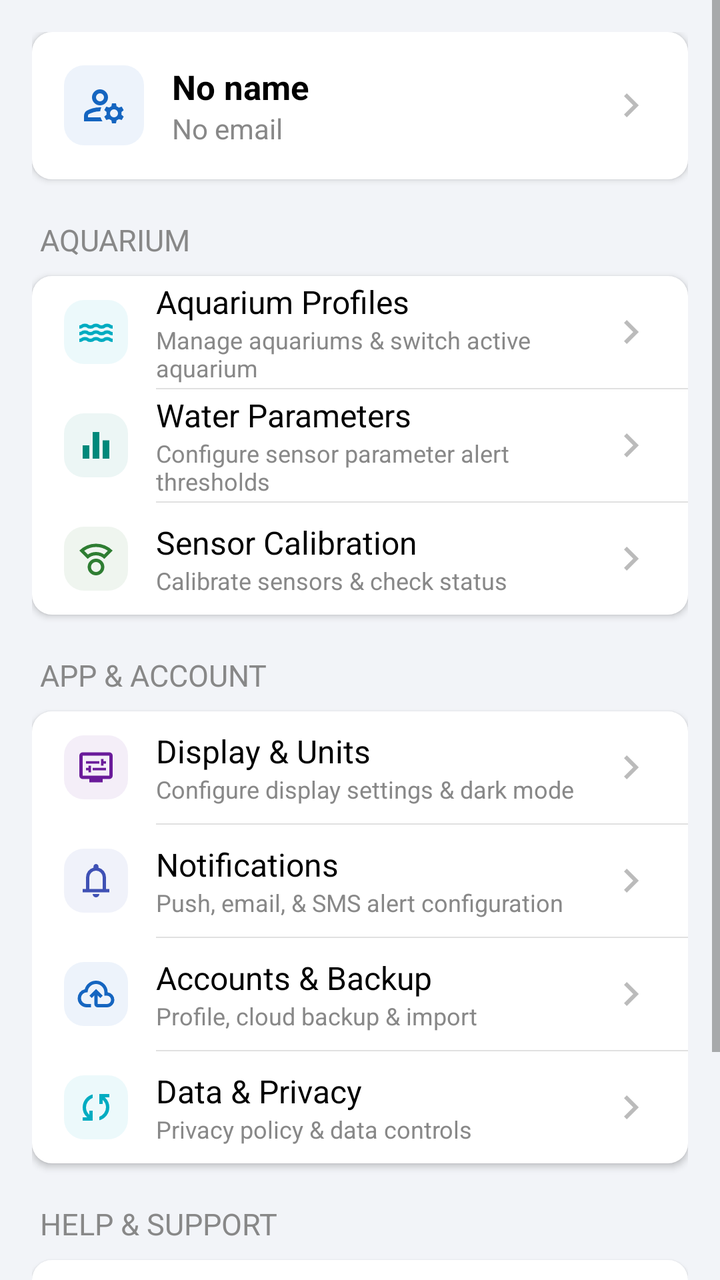
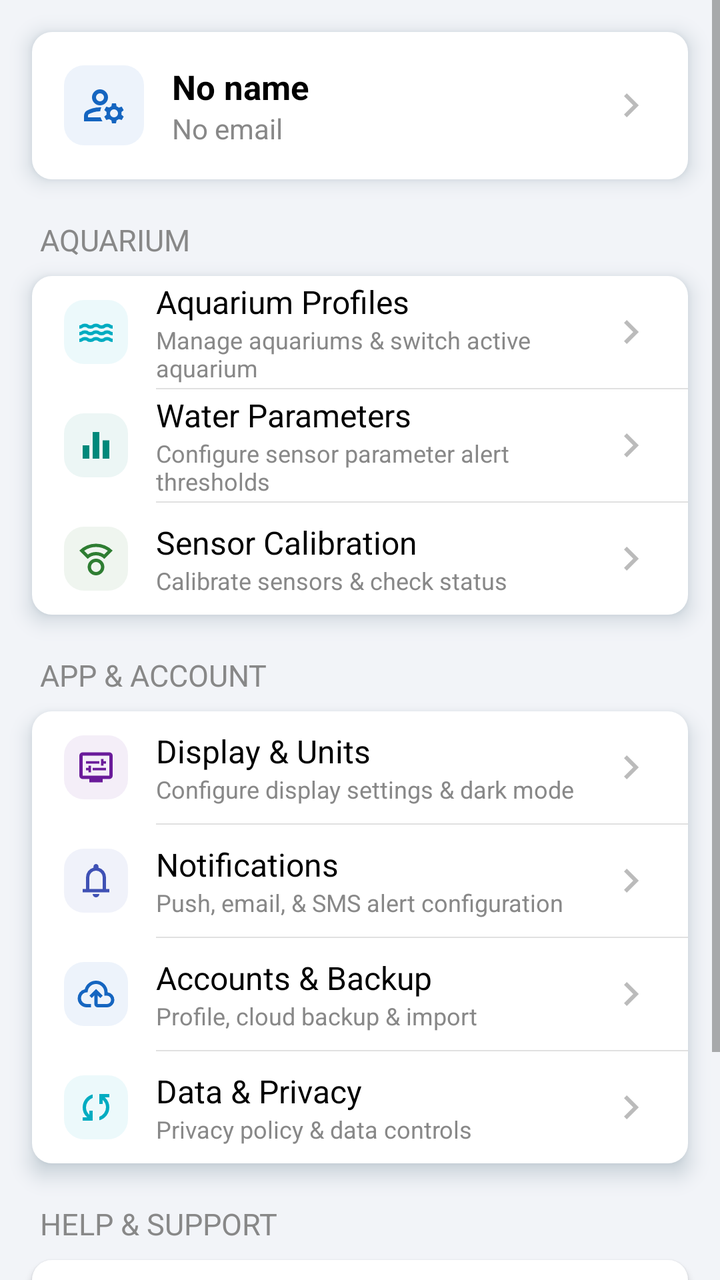

Screens rendered from an Android XML layout before and after an edit, with the pre-edit source and the edit as a unified diff.
<!-- AndroidManifest.xml: application theme Theme.AquaSense -->
<!-- res/layout/fragment_settings_hub.xml -->
<?xml version="1.0" encoding="utf-8"?>
<ScrollView xmlns:android="http://schemas.android.com/apk/res/android"
    xmlns:app="http://schemas.android.com/apk/res-auto"
    android:layout_width="match_parent"
    android:layout_height="match_parent"
    android:fillViewport="false">

    <LinearLayout
        android:layout_width="match_parent"
        android:layout_height="wrap_content"
        android:orientation="vertical"
        android:padding="16dp">

        
        <LinearLayout
            android:id="@+id/rowProfile"
            android:layout_width="match_parent"
            android:layout_height="wrap_content"
            android:layout_marginBottom="20dp"
            android:background="@drawable/bg_settings_card"
            android:clickable="true"
            android:elevation="2dp"
            android:focusable="true"
            android:foreground="?attr/selectableItemBackground"
            android:gravity="center_vertical"
            android:orientation="horizontal"
            android:padding="16dp">

            <ImageView
                android:layout_width="40dp"
                android:layout_height="40dp"
                android:layout_marginEnd="14dp"
                android:background="@drawable/bg_settings_icon"
                android:backgroundTint="@color/settings_icon_blue_bg"
                android:contentDescription="@null"
                android:importantForAccessibility="no"
                android:padding="8dp"
                android:src="@drawable/manage_accounts_24px"
                app:tint="@color/settings_icon_blue" />

            <LinearLayout
                android:layout_width="0dp"
                android:layout_height="wrap_content"
                android:layout_weight="1"
                android:orientation="vertical">

                <TextView
                    android:id="@+id/tvHubProfileName"
                    android:layout_width="wrap_content"
                    android:layout_height="wrap_content"
                    android:text="@string/profile_name_empty"
                    android:textColor="@color/text_primary"
                    android:textSize="17sp"
                    android:textStyle="bold" />

                <TextView
                    android:id="@+id/tvHubProfileEmail"
                    android:layout_width="wrap_content"
                    android:layout_height="wrap_content"
                    android:text="@string/profile_email_empty"
                    android:textColor="@color/text_secondary"
                    android:textSize="14sp" />

            </LinearLayout>

            <ImageView
                android:layout_width="24dp"
                android:layout_height="24dp"
                android:contentDescription="@null"
                android:importantForAccessibility="no"
                android:src="@drawable/ic_chevron_right"
                app:tint="@color/icon_gray" />

        </LinearLayout>

        
        <TextView
            android:layout_width="wrap_content"
            android:layout_height="wrap_content"
            android:layout_marginBottom="8dp"
            android:layout_marginStart="4dp"
            android:text="@string/section_aquarium"
            android:textAllCaps="true"
            android:textColor="@color/text_secondary"
            android:textSize="15sp" />

        <LinearLayout
            android:layout_width="match_parent"
            android:layout_height="wrap_content"
            android:layout_marginBottom="20dp"
            android:background="@drawable/bg_settings_card"
            android:elevation="2dp"
            android:orientation="vertical">

            
            <LinearLayout
                android:id="@+id/rowTankProfiles"
                android:layout_width="match_parent"
                android:layout_height="56dp"
                android:clickable="true"
                android:focusable="true"
                android:foreground="?attr/selectableItemBackground"
                android:gravity="center_vertical"
                android:orientation="horizontal"
                android:paddingStart="16dp"
                android:paddingEnd="16dp">

                <ImageView
                    android:layout_width="32dp"
                    android:layout_height="32dp"
                    android:layout_marginEnd="14dp"
                    android:background="@drawable/bg_settings_icon"
                    android:backgroundTint="@color/settings_icon_cyan_bg"
                    android:contentDescription="@null"
                    android:importantForAccessibility="no"
                    android:padding="6dp"
                    android:src="@drawable/water_24px"
                    app:tint="@color/settings_icon_cyan" />

                <LinearLayout
                    android:layout_width="0dp"
                    android:layout_height="wrap_content"
                    android:layout_weight="1"
                    android:orientation="vertical">

                    <TextView
                        android:layout_width="wrap_content"
                        android:layout_height="wrap_content"
                        android:text="@string/tank_profiles"
                        android:textColor="@color/text_primary"
                        android:textSize="16sp" />

                    <TextView
                        android:layout_width="wrap_content"
                        android:layout_height="wrap_content"
                        android:text="@string/tank_profiles_desc"
                        android:textColor="@color/text_secondary"
                        android:textSize="12sp" />

                </LinearLayout>

                <ImageView
                    android:layout_width="24dp"
                    android:layout_height="24dp"
                    android:contentDescription="@null"
                    android:importantForAccessibility="no"
                    android:src="@drawable/ic_chevron_right"
                    app:tint="@color/icon_gray" />

            </LinearLayout>

            
            <View
                android:layout_width="match_parent"
                android:layout_height="0.5dp"
                android:layout_marginStart="62dp"
                android:background="@color/divider" />

            
            <LinearLayout
                android:id="@+id/rowWaterParameters"
                android:layout_width="match_parent"
                android:layout_height="56dp"
                android:clickable="true"
                android:focusable="true"
                android:foreground="?attr/selectableItemBackground"
                android:gravity="center_vertical"
                android:orientation="horizontal"
                android:paddingStart="16dp"
                android:paddingEnd="16dp">

                <ImageView
                    android:layout_width="32dp"
                    android:layout_height="32dp"
                    android:layout_marginEnd="14dp"
                    android:background="@drawable/bg_settings_icon"
                    android:backgroundTint="@color/settings_icon_teal_bg"
                    android:contentDescription="@null"
                    android:importantForAccessibility="no"
                    android:padding="6dp"
                    android:src="@drawable/equalizer_24px"
                    app:tint="@color/settings_icon_teal" />

                <LinearLayout
                    android:layout_width="0dp"
                    android:layout_height="wrap_content"
                    android:layout_weight="1"
                    android:orientation="vertical">

                    <TextView
                        android:layout_width="wrap_content"
                        android:layout_height="wrap_content"
                        android:text="@string/water_parameters"
                        android:textColor="@color/text_primary"
                        android:textSize="16sp" />

                    <TextView
                        android:layout_width="wrap_content"
                        android:layout_height="wrap_content"
                        android:text="@string/water_parameters_desc"
                        android:textColor="@color/text_secondary"
                        android:textSize="12sp" />

                </LinearLayout>

                <ImageView
                    android:layout_width="24dp"
                    android:layout_height="24dp"
                    android:contentDescription="@null"
                    android:importantForAccessibility="no"
                    android:src="@drawable/ic_chevron_right"
                    app:tint="@color/icon_gray" />

            </LinearLayout>

            
            <View
                android:layout_width="match_parent"
                android:layout_height="0.5dp"
                android:layout_marginStart="62dp"
                android:background="@color/divider" />

            
            <LinearLayout
                android:id="@+id/rowSensorCalibration"
                android:layout_width="match_parent"
                android:layout_height="56dp"
                android:clickable="true"
                android:focusable="true"
                android:foreground="?attr/selectableItemBackground"
                android:gravity="center_vertical"
                android:orientation="horizontal"
                android:paddingStart="16dp"
                android:paddingEnd="16dp">

                <ImageView
                    android:layout_width="32dp"
                    android:layout_height="32dp"
                    android:layout_marginEnd="14dp"
                    android:background="@drawable/bg_settings_icon"
                    android:backgroundTint="@color/settings_icon_green_bg"
                    android:contentDescription="@null"
                    android:importantForAccessibility="no"
                    android:padding="6dp"
                    android:src="@drawable/compass_calibration_24px"
                    app:tint="@color/settings_icon_green" />

                <LinearLayout
                    android:layout_width="0dp"
                    android:layout_height="wrap_content"
                    android:layout_weight="1"
                    android:orientation="vertical">

                    <TextView
                        android:layout_width="wrap_content"
                        android:layout_height="wrap_content"
                        android:text="@string/sensor_calibration"
                        android:textColor="@color/text_primary"
                        android:textSize="16sp" />

                    <TextView
                        android:layout_width="wrap_content"
                        android:layout_height="wrap_content"
                        android:text="@string/sensor_calibration_desc"
                        android:textColor="@color/text_secondary"
                        android:textSize="12sp" />

                </LinearLayout>

                <ImageView
                    android:layout_width="24dp"
                    android:layout_height="24dp"
                    android:contentDescription="@null"
                    android:importantForAccessibility="no"
                    android:src="@drawable/ic_chevron_right"
                    app:tint="@color/icon_gray" />

            </LinearLayout>

        </LinearLayout>

        
        <TextView
            android:layout_width="wrap_content"
            android:layout_height="wrap_content"
            android:layout_marginBottom="8dp"
            android:layout_marginStart="4dp"
            android:text="@string/section_app_account"
            android:textAllCaps="true"
            android:textColor="@color/text_secondary"
            android:textSize="15sp" />

        <LinearLayout
            android:layout_width="match_parent"
            android:layout_height="wrap_content"
            android:layout_marginBottom="20dp"
            android:background="@drawable/bg_settings_card"
            android:elevation="2dp"
            android:orientation="vertical">

            
            <LinearLayout
                android:id="@+id/rowDisplayUnits"
                android:layout_width="match_parent"
                android:layout_height="56dp"
                android:clickable="true"
                android:focusable="true"
                android:foreground="?attr/selectableItemBackground"
                android:gravity="center_vertical"
                android:orientation="horizontal"
                android:paddingStart="16dp"
                android:paddingEnd="16dp">

                <ImageView
                    android:layout_width="32dp"
                    android:layout_height="32dp"
                    android:layout_marginEnd="14dp"
                    android:background="@drawable/bg_settings_icon"
                    android:backgroundTint="@color/settings_icon_purple_bg"
                    android:contentDescription="@null"
                    android:importantForAccessibility="no"
                    android:padding="6dp"
                    android:src="@drawable/display_settings_24px"
                    app:tint="@color/settings_icon_purple" />

                <LinearLayout
                    android:layout_width="0dp"
                    android:layout_height="wrap_content"
                    android:layout_weight="1"
                    android:orientation="vertical">

                    <TextView
                        android:layout_width="wrap_content"
                        android:layout_height="wrap_content"
                        android:text="@string/display_units"
                        android:textColor="@color/text_primary"
                        android:textSize="16sp" />

                    <TextView
                        android:layout_width="wrap_content"
                        android:layout_height="wrap_content"
                        android:text="@string/display_units_desc"
                        android:textColor="@color/text_secondary"
                        android:textSize="12sp" />

                </LinearLayout>

                <ImageView
                    android:layout_width="24dp"
                    android:layout_height="24dp"
                    android:contentDescription="@null"
                    android:importantForAccessibility="no"
                    android:src="@drawable/ic_chevron_right"
                    app:tint="@color/icon_gray" />

            </LinearLayout>

            <View
                android:layout_width="match_parent"
                android:layout_height="0.5dp"
                android:layout_marginStart="62dp"
                android:background="@color/divider" />

            
            <LinearLayout
                android:id="@+id/rowNotifications"
                android:layout_width="match_parent"
                android:layout_height="56dp"
                android:clickable="true"
                android:focusable="true"
                android:foreground="?attr/selectableItemBackground"
                android:gravity="center_vertical"
                android:orientation="horizontal"
                android:paddingStart="16dp"
                android:paddingEnd="16dp">

                <ImageView
                    android:layout_width="32dp"
                    android:layout_height="32dp"
                    android:layout_marginEnd="14dp"
                    android:background="@drawable/bg_settings_icon"
                    android:backgroundTint="@color/settings_icon_indigo_bg"
                    android:contentDescription="@null"
                    android:importantForAccessibility="no"
                    android:padding="6dp"
                    android:src="@drawable/notifications_24px"
                    app:tint="@color/settings_icon_indigo" />

                <LinearLayout
                    android:layout_width="0dp"
                    android:layout_height="wrap_content"
                    android:layout_weight="1"
                    android:orientation="vertical">

                    <TextView
                        android:layout_width="wrap_content"
                        android:layout_height="wrap_content"
                        android:text="@string/notifications"
                        android:textColor="@color/text_primary"
                        android:textSize="16sp" />

                    <TextView
                        android:layout_width="wrap_content"
                        android:layout_height="wrap_content"
                        android:text="@string/notifications_desc"
                        android:textColor="@color/text_secondary"
                        android:textSize="12sp" />

                </LinearLayout>

                <ImageView
                    android:layout_width="24dp"
                    android:layout_height="24dp"
                    android:contentDescription="@null"
                    android:importantForAccessibility="no"
                    android:src="@drawable/ic_chevron_right"
                    app:tint="@color/icon_gray" />

            </LinearLayout>

            
            <View
                android:layout_width="match_parent"
                android:layout_height="0.5dp"
                android:layout_marginStart="62dp"
                android:background="@color/divider" />

            
            <LinearLayout
                android:id="@+id/rowAccountsBackup"
                android:layout_width="match_parent"
                android:layout_height="56dp"
                android:clickable="true"
                android:focusable="true"
                android:foreground="?attr/selectableItemBackground"
                android:gravity="center_vertical"
                android:orientation="horizontal"
                android:paddingStart="16dp"
                android:paddingEnd="16dp">

                <ImageView
                    android:layout_width="32dp"
                    android:layout_height="32dp"
                    android:layout_marginEnd="14dp"
                    android:background="@drawable/bg_settings_icon"
                    android:backgroundTint="@color/settings_icon_blue_bg"
                    android:contentDescription="@null"
                    android:importantForAccessibility="no"
                    android:padding="6dp"
                    android:src="@drawable/backup_24px"
                    app:tint="@color/settings_icon_blue" />

                <LinearLayout
                    android:layout_width="0dp"
                    android:layout_height="wrap_content"
                    android:layout_weight="1"
                    android:orientation="vertical">

                    <TextView
                        android:layout_width="wrap_content"
                        android:layout_height="wrap_content"
                        android:text="@string/accounts_backup"
                        android:textColor="@color/text_primary"
                        android:textSize="16sp" />

                    <TextView
                        android:layout_width="wrap_content"
                        android:layout_height="wrap_content"
                        android:text="@string/accounts_backup_desc"
                        android:textColor="@color/text_secondary"
                        android:textSize="12sp" />

                </LinearLayout>

                <ImageView
                    android:layout_width="24dp"
                    android:layout_height="24dp"
                    android:contentDescription="@null"
                    android:importantForAccessibility="no"
                    android:src="@drawable/ic_chevron_right"
                    app:tint="@color/icon_gray" />

            </LinearLayout>

            
            <View
                android:layout_width="match_parent"
                android:layout_height="0.5dp"
                android:layout_marginStart="62dp"
                android:background="@color/divider" />

            
            <LinearLayout
                android:id="@+id/rowDataPrivacy"
                android:layout_width="match_parent"
                android:layout_height="56dp"
                android:clickable="true"
                android:focusable="true"
                android:foreground="?attr/selectableItemBackground"
                android:gravity="center_vertical"
                android:orientation="horizontal"
                android:paddingStart="16dp"
                android:paddingEnd="16dp">

                <ImageView
                    android:layout_width="32dp"
                    android:layout_height="32dp"
                    android:layout_marginEnd="14dp"
                    android:background="@drawable/bg_settings_icon"
                    android:backgroundTint="@color/settings_icon_cyan_bg"
                    android:contentDescription="@null"
                    android:importantForAccessibility="no"
                    android:padding="6dp"
                    android:src="@drawable/sync_24px"
                    app:tint="@color/settings_icon_cyan" />

                <LinearLayout
                    android:layout_width="0dp"
                    android:layout_height="wrap_content"
                    android:layout_weight="1"
                    android:orientation="vertical">

                    <TextView
                        android:layout_width="wrap_content"
                        android:layout_height="wrap_content"
                        android:text="@string/privacy_data"
                        android:textColor="@color/text_primary"
                        android:textSize="16sp" />

                    <TextView
                        android:layout_width="wrap_content"
                        android:layout_height="wrap_content"
                        android:text="@string/privacy_data_desc"
                        android:textColor="@color/text_secondary"
                        android:textSize="12sp" />

                </LinearLayout>

                <ImageView
                    android:layout_width="24dp"
                    android:layout_height="24dp"
                    android:contentDescription="@null"
                    android:importantForAccessibility="no"
                    android:src="@drawable/ic_chevron_right"
                    app:tint="@color/icon_gray" />

            </LinearLayout>

        </LinearLayout>

        
        <TextView
            android:layout_width="wrap_content"
            android:layout_height="wrap_content"
            android:layout_marginBottom="8dp"
            android:layout_marginStart="4dp"
            android:text="@string/section_help_support"
            android:textAllCaps="true"
            android:textColor="@color/text_secondary"
            android:textSize="15sp" />

        <LinearLayout
            android:layout_width="match_parent"
            android:layout_height="wrap_content"
            android:layout_marginBottom="20dp"
            android:background="@drawable/bg_settings_card"
            android:elevation="2dp"
            android:orientation="vertical">

            
            <LinearLayout
                android:id="@+id/rowTroubleshootingGuide"
                android:layout_width="match_parent"
                android:layout_height="56dp"
                android:clickable="true"
                android:focusable="true"
                android:foreground="?attr/selectableItemBackground"
                android:gravity="center_vertical"
                android:orientation="horizontal"
                android:paddingStart="16dp"
                android:paddingEnd="16dp">

                <ImageView
                    android:layout_width="32dp"
                    android:layout_height="32dp"
                    android:layout_marginEnd="14dp"
                    android:background="@drawable/bg_settings_icon"
                    android:backgroundTint="@color/settings_icon_green_bg"
                    android:contentDescription="@null"
                    android:importantForAccessibility="no"
                    android:padding="6dp"
                    android:src="@drawable/troubleshoot_24px"
                    app:tint="@color/settings_icon_green" />

                <LinearLayout
                    android:layout_width="0dp"
                    android:layout_height="wrap_content"
                    android:layout_weight="1"
                    android:orientation="vertical">

                    <TextView
                        android:layout_width="wrap_content"
                        android:layout_height="wrap_content"
                        android:text="@string/troubleshooting_guide"
                        android:textColor="@color/text_primary"
                        android:textSize="16sp" />

                    <TextView
                        android:layout_width="wrap_content"
                        android:layout_height="wrap_content"
                        android:text="@string/troubleshooting_guide_desc"
                        android:textColor="@color/text_secondary"
                        android:textSize="12sp" />

                </LinearLayout>

                <ImageView
                    android:layout_width="24dp"
                    android:layout_height="24dp"
                    android:contentDescription="@null"
                    android:importantForAccessibility="no"
                    android:src="@drawable/ic_chevron_right"
                    app:tint="@color/icon_gray" />

            </LinearLayout>

            
            <View
                android:layout_width="match_parent"
                android:layout_height="0.5dp"
                android:layout_marginStart="62dp"
                android:background="@color/divider" />

            
            <LinearLayout
                android:id="@+id/rowContactSupport"
                android:layout_width="match_parent"
                android:layout_height="56dp"
                android:clickable="true"
                android:focusable="true"
                android:foreground="?attr/selectableItemBackground"
                android:gravity="center_vertical"
                android:orientation="horizontal"
                android:paddingStart="16dp"
                android:paddingEnd="16dp">

                <ImageView
                    android:layout_width="32dp"
                    android:layout_height="32dp"
                    android:layout_marginEnd="14dp"
                    android:background="@drawable/bg_settings_icon"
                    android:backgroundTint="@color/settings_icon_purple_bg"
                    android:contentDescription="@null"
                    android:importantForAccessibility="no"
                    android:padding="6dp"
                    android:src="@drawable/contact_support_24px"
                    app:tint="@color/settings_icon_purple" />

                <LinearLayout
                    android:layout_width="0dp"
                    android:layout_height="wrap_content"
                    android:layout_weight="1"
                    android:orientation="vertical">

                    <TextView
                        android:layout_width="wrap_content"
                        android:layout_height="wrap_content"
                        android:text="@string/contact_support"
                        android:textColor="@color/text_primary"
                        android:textSize="16sp" />

                    <TextView
                        android:layout_width="wrap_content"
                        android:layout_height="wrap_content"
                        android:text="@string/contact_support_desc"
                        android:textColor="@color/text_secondary"
                        android:textSize="12sp" />

                </LinearLayout>

                <ImageView
                    android:layout_width="24dp"
                    android:layout_height="24dp"
                    android:contentDescription="@null"
                    android:importantForAccessibility="no"
                    android:src="@drawable/ic_chevron_right"
                    app:tint="@color/icon_gray" />

            </LinearLayout>

        </LinearLayout>

    </LinearLayout>

</ScrollView>
<!-- resources referenced by this layout -->
<resources>
  <color name="divider">#FFE0E0E0</color>
  <color name="icon_gray">#FFBBBBBB</color>
  <color name="settings_icon_blue">#FF1565C0</color>
  <color name="settings_icon_blue_bg">#4D1565C0</color>
  <color name="settings_icon_cyan">#FF00ACC1</color>
  <color name="settings_icon_cyan_bg">#4D00ACC1</color>
  <color name="settings_icon_green">#FF2E7D32</color>
  <color name="settings_icon_green_bg">#4D2E7D32</color>
  <color name="settings_icon_indigo">#FF3F51B5</color>
  <color name="settings_icon_indigo_bg">#4D3F51B5</color>
  <color name="settings_icon_purple">#FF6A1B9A</color>
  <color name="settings_icon_purple_bg">#4D6A1B9A</color>
  <color name="settings_icon_teal">#FF00897B</color>
  <color name="settings_icon_teal_bg">#4D00897B</color>
  <color name="text_primary">#FF000000</color>
  <color name="text_secondary">#FF888888</color>
  <!-- drawable bg_settings_card (drawable) -->
  <?xml version="1.0" encoding="utf-8"?>
  <shape xmlns:android="http://schemas.android.com/apk/res/android"
      android:shape="rectangle">
      <solid android:color="@color/card_background" />
      <corners android:radius="10dp" />
  </shape>
  <!-- drawable bg_settings_icon (drawable) -->
  <?xml version="1.0" encoding="utf-8"?>
  <shape xmlns:android="http://schemas.android.com/apk/res/android">
      <solid android:color="@color/settings_icon_bg"/>
      <corners android:radius="10dp"/>
  </shape>
  <string name="accounts_backup">Accounts &amp; Backup</string>
  <string name="accounts_backup_desc">Profile, cloud backup &amp; import</string>
  <string name="contact_support">Contact &amp; Support</string>
  <string name="contact_support_desc">Help, contact form &amp; app info</string>
  <string name="display_units">Display &amp; Units</string>
  <string name="display_units_desc">Configure display settings &amp; dark mode</string>
  <string name="notifications">Notifications</string>
  <string name="notifications_desc">Push, email, &amp; SMS alert configuration</string>
  <string name="privacy_data">Data &amp; Privacy</string>
  <string name="privacy_data_desc">Privacy policy &amp; data controls</string>
  <string name="profile_email_empty">No email</string>
  <string name="profile_name_empty">No name</string>
  <string name="section_app_account">APP &amp; ACCOUNT</string>
  <string name="section_aquarium">AQUARIUM</string>
  <string name="section_help_support">HELP &amp; SUPPORT</string>
  <string name="sensor_calibration">Sensor Calibration</string>
  <string name="sensor_calibration_desc">Calibrate sensors &amp; check status</string>
  <string name="tank_profiles">Aquarium Profiles</string>
  <string name="tank_profiles_desc">Manage aquariums &amp; switch active aquarium</string>
  <string name="troubleshooting_guide">Troubleshooting Guide</string>
  <string name="troubleshooting_guide_desc">Common issue fixes &amp; setup tips</string>
  <string name="water_parameters">Water Parameters</string>
  <string name="water_parameters_desc">Configure sensor parameter alert thresholds</string>
  <style name="Theme.AquaSense" parent="Base.Theme.AquaSense" />
  <color name="card_background">#FFFFFFFF</color>
  <color name="settings_icon_bg">#401565C0</color>
  <color name="background">#FFF2F4F8</color>
  <color name="toolbar_gradient_start">#FFC1DFE0</color>
  <!-- unchanged entries left out for length: 12 -->
</resources>

<!-- the commit's change to res/layout/fragment_settings_hub.xml (unified diff, before → after) -->
@@ -8,6 +8,7 @@
     <LinearLayout
         android:layout_width="match_parent"
         android:layout_height="wrap_content"
+        android:clipToPadding="false"
         android:orientation="vertical"
         android:padding="16dp">
 
@@ -19,7 +20,7 @@
             android:layout_marginBottom="20dp"
             android:background="@drawable/bg_settings_card"
             android:clickable="true"
-            android:elevation="2dp"
+            style="@style/Widget.AquaSense.Card"
             android:focusable="true"
             android:foreground="?attr/selectableItemBackground"
             android:gravity="center_vertical"
@@ -89,7 +90,7 @@
             android:layout_height="wrap_content"
             android:layout_marginBottom="20dp"
             android:background="@drawable/bg_settings_card"
-            android:elevation="2dp"
+            style="@style/Widget.AquaSense.Card"
             android:orientation="vertical">
 
             
@@ -295,7 +296,7 @@
             android:layout_height="wrap_content"
             android:layout_marginBottom="20dp"
             android:background="@drawable/bg_settings_card"
-            android:elevation="2dp"
+            style="@style/Widget.AquaSense.Card"
             android:orientation="vertical">
 
             
<!-- resource entries referenced after the edit -->
@@ -52,9 +52,15 @@
   <string name="troubleshooting_guide_desc">Common issue fixes &amp; setup tips</string>
   <string name="water_parameters">Water Parameters</string>
   <string name="water_parameters_desc">Configure sensor parameter alert thresholds</string>
+  <style name="Widget.AquaSense.Card" parent="">
+          <item name="android:elevation">6dp</item>
+          <item name="android:outlineAmbientShadowColor">@color/card_shadow</item>
+          <item name="android:outlineSpotShadowColor">@color/card_shadow</item>
+      </style>
   <style name="Theme.AquaSense" parent="Base.Theme.AquaSense" />
   <color name="card_background">#FFFFFFFF</color>
   <color name="settings_icon_bg">#401565C0</color>
+  <color name="card_shadow">#FF123A4D</color>
   <color name="background">#FFF2F4F8</color>
   <color name="toolbar_gradient_start">#FFC1DFE0</color>
   <!-- unchanged entries left out for length: 12 -->
